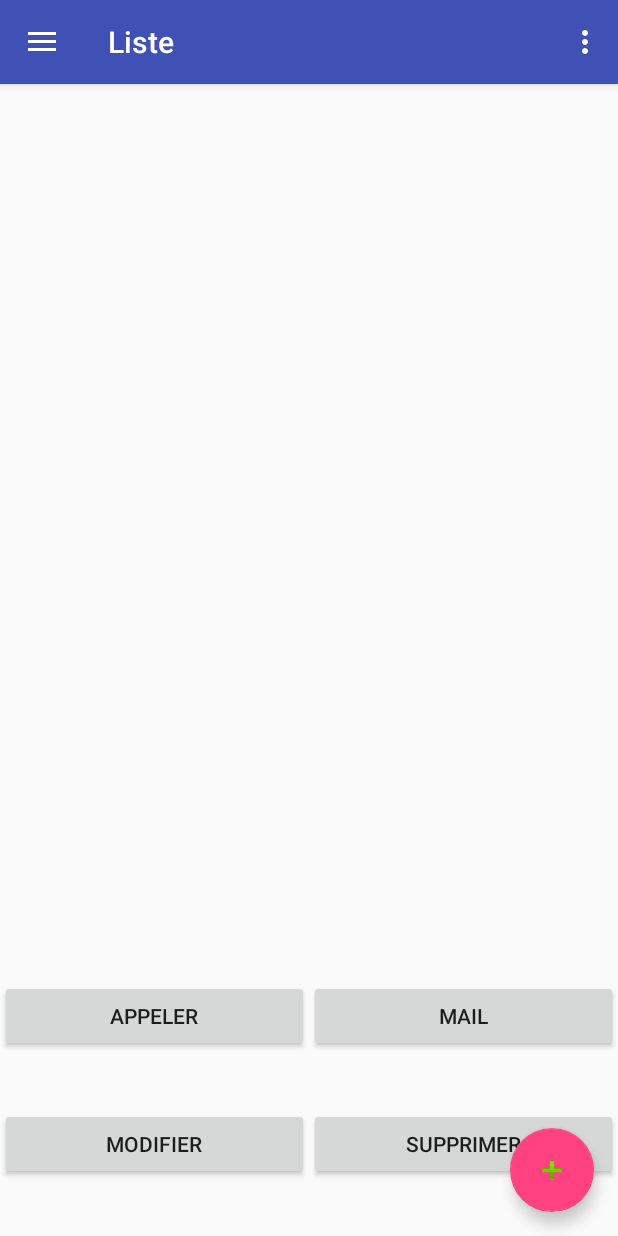
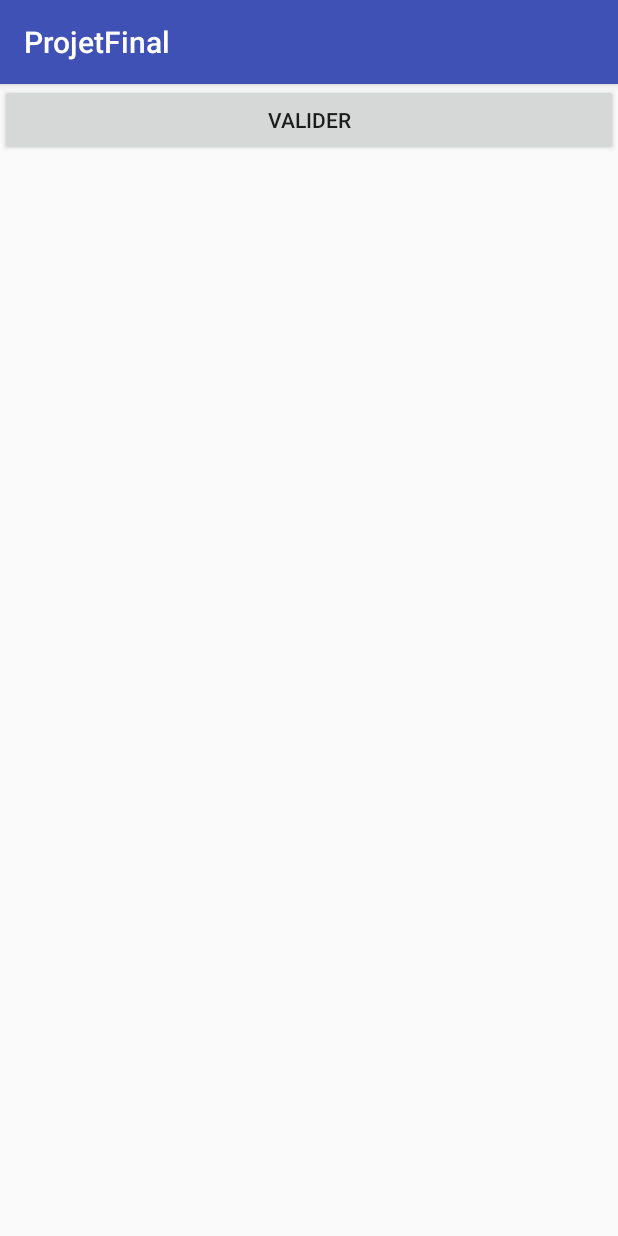
Before and after one commit to Saryx11/Projet-Final, an Android app: the fragment AfficheUserFragment placed in its activity, in the options menu, after a tap on "Préférences", on a phone screen of 412 x 824 dp. Run offline under Robolectric (Android 15) with nearby library versions, the phone set to English and light mode, and no system bars.

Commit message:
ajout options shared preferences et plein d'autres bugs gérés

```diff
--- a/app/build.gradle
+++ b/app/build.gradle
@@ -27,7 +27,6 @@ dependencies {
     compile 'com.android.support:appcompat-v7:26.+'
     compile 'com.android.support.constraint:constraint-layout:1.0.2'
     compile 'com.android.support:design:26.+'
-    compile 'com.android.support:appcompat-v7:22.1.1'
     compile 'com.android.support:recyclerview-v7:22.1.1'
     compile 'com.android.support:cardview-v7:22.1.1'
     testCompile 'junit:junit:4.12'
--- a/app/src/main/AndroidManifest.xml
+++ b/app/src/main/AndroidManifest.xml
@@ -1,7 +1,9 @@
 <?xml version="1.0" encoding="utf-8"?>
 <manifest xmlns:android="http://schemas.android.com/apk/res/android"
     package="com.example.benjaminlouis.projetfinal">
+
     <uses-permission android:name="android.permission.INTERNET" />
+
     <application
         android:allowBackup="true"
         android:icon="@mipmap/ic_launcher"
@@ -20,7 +22,8 @@
             </intent-filter>
         </activity>
         <activity android:name=".AjoutActivity" />
-        <activity android:name=".AideActivity"></activity>
+        <activity android:name=".AideActivity" />
+        <activity android:name=".PreferencesActivity"></activity>
     </application>
 
 </manifest>
--- a/app/src/main/java/com/example/benjaminlouis/projetfinal/AfficheUserFragment.java
+++ b/app/src/main/java/com/example/benjaminlouis/projetfinal/AfficheUserFragment.java
@@ -23,6 +23,9 @@ import android.widget.TextView;
 
 public class AfficheUserFragment extends Fragment {
     Button appel;
+    Button mail;
+    Button modifier;
+    Button supprimer;
     View view;
     User u;
     boolean confirm;
@@ -35,23 +38,34 @@ public class AfficheUserFragment extends Fragment {
 
         view = inflater.inflate(R.layout.fragment_user, container, false);
         u=null;
+        appel=view.findViewById(R.id.callButton);
+        mail = view.findViewById(R.id.mailButton);
+        modifier = view.findViewById(R.id.modifier);
+        supprimer = view.findViewById(R.id.supprimer);
+        appel.setEnabled(false);
+        mail.setEnabled(false);
+        modifier.setEnabled(false);
+        supprimer.setEnabled(false);
 
         if(this.getArguments()!=null) {
             u = this.getArguments().getParcelable("user");
         }
 
         if(u!=null) {
-            ((TextView)view.findViewById(R.id.nomView)).setText(u.getNom());
+            updateUserView(u);
+            /*((TextView)view.findViewById(R.id.nomView)).setText(u.getNom());
             ((TextView)view.findViewById(R.id.prenomView)).setText(u.getPrenom());
             ((TextView)view.findViewById(R.id.cvView)).setText(u.getCv());
             ((TextView)view.findViewById(R.id.metierview)).setText(u.getMetier());
             ((TextView)view.findViewById(R.id.mailView)).setText(u.getMail());
             ((TextView)view.findViewById(R.id.sexeView)).setText(u.getSexe());
             ((TextView)view.findViewById(R.id.serviceView)).setText(u.getService());
-            ((TextView)view.findViewById(R.id.telephoneView)).setText(u.getTelephone());
+            ((TextView)view.findViewById(R.id.telephoneView)).setText(u.getTelephone());*/
+
+
         }
 
-        Button appel=view.findViewById(R.id.callButton);
+
         appel.setOnClickListener(new View.OnClickListener() {
             @Override
             public void onClick(View v) {
@@ -61,7 +75,7 @@ public class AfficheUserFragment extends Fragment {
             }
         });
 
-        Button mail = view.findViewById(R.id.mailButton);
+
         mail.setOnClickListener(new View.OnClickListener() {
             @Override
             public void onClick(View v) {
@@ -72,7 +86,7 @@ public class AfficheUserFragment extends Fragment {
             }
         });
 
-        Button modifier = view.findViewById(R.id.modifier);
+
         modifier.setOnClickListener(new View.OnClickListener() {
             @Override
             public void onClick(View v) {
@@ -83,7 +97,7 @@ public class AfficheUserFragment extends Fragment {
             }
         });
 
-        Button supprimer = view.findViewById(R.id.supprimer);
+
         supprimer.setOnClickListener(new View.OnClickListener() {
             @Override
             public void onClick(View v) {
@@ -93,24 +107,29 @@ public class AfficheUserFragment extends Fragment {
                 adb.setPositiveButton("OUI", new DialogInterface.OnClickListener() {
                     @Override
                     public void onClick(DialogInterface dialog, int which) {
-                        confirm=true;
+                        //confirm=true;
+                        Intent i=new Intent(getActivity(),ListActivity.class);
+                        i.putExtra("suppr",true);
+                        i.putExtra("user",u);
+                        i.setFlags(Intent.FLAG_ACTIVITY_NEW_TASK | Intent.FLAG_ACTIVITY_CLEAR_TASK);
+                        startActivity(i);
                     }
                 });
 
                 adb.setNegativeButton("NON", new DialogInterface.OnClickListener() {
                     @Override
                     public void onClick(DialogInterface dialog, int which) {
-                        confirm=false;
+                        //confirm=false;
                     }
                 });
 
                 adb.show();
-                if (confirm){
+                /*if (confirm){
                     Intent i=new Intent(getActivity(),ListActivity.class);
                     i.putExtra("suppr",true);
                     i.putExtra("user",u);
                     startActivity(i);
-                }
+                }*/
             }
         });
 
@@ -121,6 +140,10 @@ public class AfficheUserFragment extends Fragment {
     public void updateUserView(User usr){
 
         this.u=usr;
+        appel=view.findViewById(R.id.callButton);
+        mail = view.findViewById(R.id.mailButton);
+        modifier = view.findViewById(R.id.modifier);
+        supprimer = view.findViewById(R.id.supprimer);
         ((TextView)view.findViewById(R.id.nomView)).setText(usr.getNom());
         ((TextView)view.findViewById(R.id.prenomView)).setText(usr.getPrenom());
         ((TextView)view.findViewById(R.id.cvView)).setText(usr.getCv());
@@ -129,6 +152,10 @@ public class AfficheUserFragment extends Fragment {
         ((TextView)view.findViewById(R.id.sexeView)).setText(usr.getSexe());
         ((TextView)view.findViewById(R.id.serviceView)).setText(usr.getService());
         ((TextView)view.findViewById(R.id.telephoneView)).setText(usr.getTelephone());
+        appel.setEnabled(true);
+        mail.setEnabled(true);
+        modifier.setEnabled(true);
+        supprimer.setEnabled(true);
     }
 
 }
--- a/app/src/main/java/com/example/benjaminlouis/projetfinal/ListActivity.java
+++ b/app/src/main/java/com/example/benjaminlouis/projetfinal/ListActivity.java
@@ -2,6 +2,7 @@ package com.example.benjaminlouis.projetfinal;
 
 import android.app.Dialog;
 import android.content.Intent;
+import android.content.SharedPreferences;
 import android.os.Bundle;
 import android.support.design.widget.FloatingActionButton;
 import android.view.View;
@@ -16,9 +17,6 @@ import android.view.MenuItem;
 
 public class ListActivity extends AppCompatActivity implements NavigationView.OnNavigationItemSelectedListener {
 
-
-
-
     @Override
     protected void onCreate(Bundle savedInstanceState) {
         super.onCreate(savedInstanceState);
@@ -26,21 +24,16 @@ public class ListActivity extends AppCompatActivity implements NavigationView.On
         Toolbar toolbar = (Toolbar) findViewById(R.id.toolbar);
         setSupportActionBar(toolbar);
 
-
         //Si fragment container existe->non large
         if (findViewById(R.id.fragment_container) != null) {
-
             if (savedInstanceState != null) {
                 return;
             }
-
             //On ajoute un fragment liste à fragment container
             ListeUserFragment firstFragment = new ListeUserFragment();
             firstFragment.setArguments(getIntent().getExtras());
             getFragmentManager().beginTransaction().add(R.id.fragment_container, firstFragment).commit();
-
         }
-
         //floating button
         FloatingActionButton fab = (FloatingActionButton) findViewById(R.id.fab);
         fab.setOnClickListener(new View.OnClickListener() {
@@ -50,7 +43,6 @@ public class ListActivity extends AppCompatActivity implements NavigationView.On
                 startActivity(intent);
             }
         });
-
         //Drawer
         DrawerLayout drawer = (DrawerLayout) findViewById(R.id.drawer_layout);
         ActionBarDrawerToggle toggle = new ActionBarDrawerToggle(
@@ -92,7 +84,8 @@ public class ListActivity extends AppCompatActivity implements NavigationView.On
 
         //noinspection SimplifiableIfStatement
         if (id == R.id.action_settings) {
-            return true;
+            Intent intent = new Intent(ListActivity.this,PreferencesActivity.class);
+            startActivity(intent);
         }
 
         return super.onOptionsItemSelected(item);
@@ -107,17 +100,13 @@ public class ListActivity extends AppCompatActivity implements NavigationView.On
         if (id == R.id.nav_aide) {
             Intent intent =new Intent(ListActivity.this,AideActivity.class);
             startActivity(intent);
-            // Handle the camera action
         } else if (id == R.id.nav_options) {
+            Intent intent = new Intent(ListActivity.this,PreferencesActivity.class);
+            startActivity(intent);
 
         } else if (id == R.id.nav_ajouter) {
             Intent intent = new Intent(ListActivity.this,AjoutActivity.class);
             startActivity(intent);
-
-        } else if (id == R.id.nav_supprimer) {
-
-        } else if (id==R.id.nav_vider){
-
         }
 
         DrawerLayout drawer = (DrawerLayout) findViewById(R.id.drawer_layout);
--- /dev/null
+++ b/app/src/main/java/com/example/benjaminlouis/projetfinal/PreferencesActivity.java
@@ -0,0 +1,61 @@
+package com.example.benjaminlouis.projetfinal;
+
+import android.content.Intent;
+import android.content.SharedPreferences;
+import android.support.v7.app.AppCompatActivity;
+import android.os.Bundle;
+import android.view.View;
+import android.widget.AdapterView;
+import android.widget.ArrayAdapter;
+import android.widget.Button;
+import android.widget.ListView;
+
+import java.util.ArrayList;
+import java.util.HashSet;
+import java.util.Set;
+
+public class PreferencesActivity extends AppCompatActivity {
+    ArrayList<String> metiersList;
+    ArrayList<String> prefs=new ArrayList<>();
+
+    @Override
+    protected void onCreate(Bundle savedInstanceState) {
+        super.onCreate(savedInstanceState);
+        setContentView(R.layout.activity_preferences);
+
+        SharedPreferences settings = getSharedPreferences("prefs", 0);
+        Set<String> metiers =settings.getStringSet("metiers",new HashSet<String>());
+        metiersList=new ArrayList<String>(metiers);
+        final ArrayAdapter<String> prefAdapter = new ArrayAdapter<String>(this,android.R.layout.simple_list_item_1,metiersList);
+        ListView listePref=(ListView)findViewById(R.id.listpref);
+        listePref.setAdapter(prefAdapter);
+        prefAdapter.getCount();
+
+        listePref.setOnItemClickListener(new AdapterView.OnItemClickListener() {
+            @Override
+            public void onItemClick(AdapterView<?> parent, View view, int position, long id) {
+                prefAdapter.remove(prefAdapter.getItem(position));
+            }
+        });
+
+        Button valider = (Button)findViewById(R.id.Validerpref);
+        valider.setOnClickListener(new View.OnClickListener() {
+            @Override
+            public void onClick(View v) {
+                for(int i=0;i<prefAdapter.getCount();i++){
+                    prefs.add(prefAdapter.getItem(i));
+                }
+                SharedPreferences settings = getSharedPreferences("prefs", 0);
+                SharedPreferences.Editor editor=settings.edit();
+                if(prefs.size()>0)
+                    editor.putStringSet("metiers",new HashSet<String>(prefs));
+                else
+                    editor.putStringSet("metiers",new HashSet<String>());
+                editor.apply();
+                Intent i=new Intent(PreferencesActivity.this,ListActivity.class);
+                startActivity(i);
+            }
+        });
+
+    }
+}
--- /dev/null
+++ b/app/src/main/res/layout/activity_preferences.xml
@@ -0,0 +1,30 @@
+<?xml version="1.0" encoding="utf-8"?>
+<LinearLayout xmlns:android="http://schemas.android.com/apk/res/android"
+    xmlns:app="http://schemas.android.com/apk/res-auto"
+    xmlns:tools="http://schemas.android.com/tools"
+    android:layout_width="match_parent"
+    android:layout_height="match_parent"
+    android:orientation="vertical"
+    tools:context="com.example.benjaminlouis.projetfinal.PreferencesActivity">
+
+
+    <LinearLayout
+        android:layout_width="match_parent"
+        android:layout_height="wrap_content"
+        android:orientation="horizontal">
+
+        <Button
+            android:id="@+id/Validerpref"
+            android:layout_width="match_parent"
+            android:layout_height="wrap_content"
+            android:layout_weight="1"
+            android:text="Valider" />
+
+    </LinearLayout>
+
+    <ListView
+        android:id="@+id/listpref"
+        android:layout_width="match_parent"
+        android:layout_height="wrap_content" />
+
+</LinearLayout>
--- a/app/src/main/res/menu/activity_main_drawer.xml
+++ b/app/src/main/res/menu/activity_main_drawer.xml
@@ -19,14 +19,6 @@
                 android:id="@+id/nav_ajouter"
                 android:icon="@android:drawable/ic_menu_edit"
                 android:title="@string/ajouter" />
-            <item
-                android:id="@+id/nav_supprimer"
-                android:icon="@android:drawable/ic_menu_edit"
-                android:title="@string/supprimer" />
-            <item
-                android:id="@+id/nav_vider"
-                android:icon="@android:drawable/ic_menu_edit"
-                android:title="@string/vider" />
         </menu>
     </item>
 
```
Also changed, not shown: app/src/main/java/com/example/benjaminlouis/projetfinal/AjoutActivity.java (+40 -4 lines), app/src/main/java/com/example/benjaminlouis/projetfinal/ListeUserFragment.java (+16 -1 lines), app/src/main/res/layout-large/content_main.xml (renamed from app/src/main/res/layout-land/content_main.xml).
